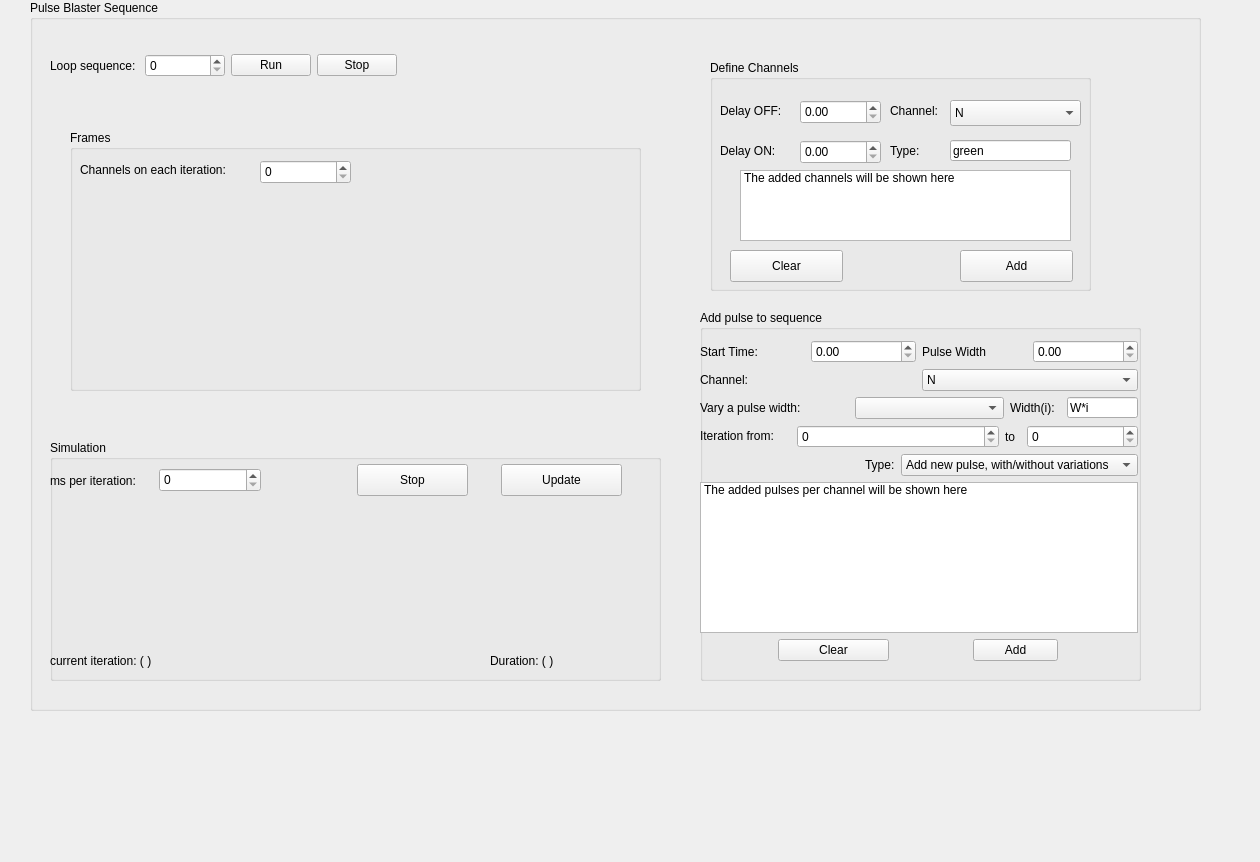
IvanKalergis/Codigo_Controlador_Pulsos, file Nuevo_intento/General_Pulses.ui: the form before one commit.
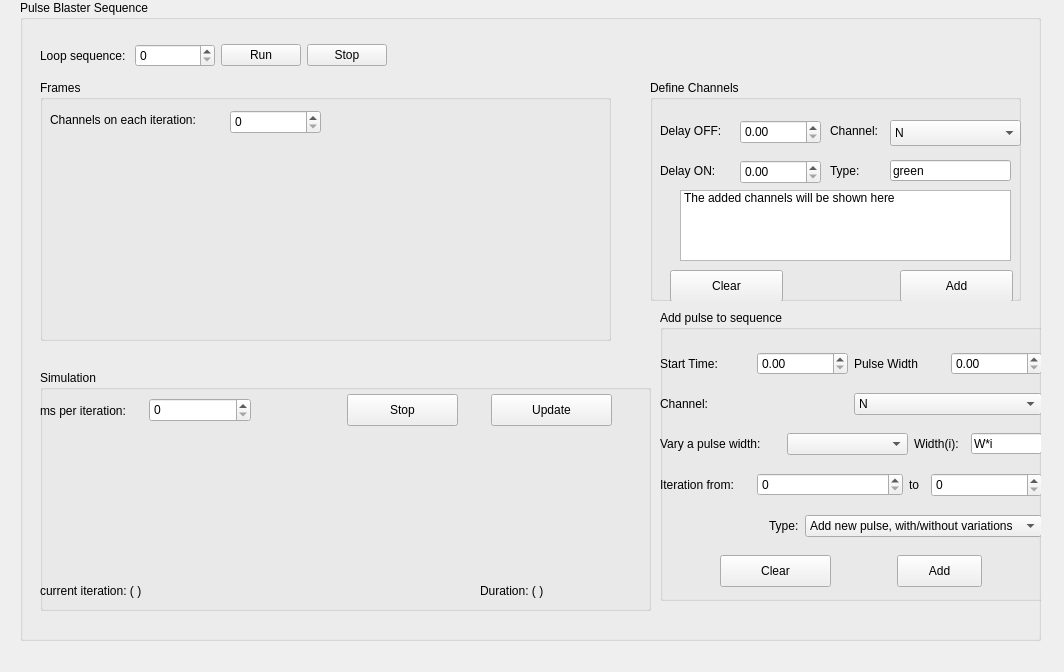
The form after the commit. Custom widgets are drawn as their Qt base class.

Commit message: Changes to the adding pulse procedure

```diff
--- a/Nuevo_intento/General_Pulses.ui
+++ b/Nuevo_intento/General_Pulses.ui
@@ -6,8 +6,8 @@
    <rect>
     <x>0</x>
     <y>0</y>
-    <width>1260</width>
-    <height>862</height>
+    <width>1064</width>
+    <height>672</height>
    </rect>
   </property>
   <property name="windowTitle">
@@ -16,10 +16,10 @@
   <widget class="QGroupBox" name="Sequence_Creation">
    <property name="geometry">
     <rect>
-     <x>30</x>
+     <x>20</x>
      <y>0</y>
-     <width>1171</width>
-     <height>711</height>
+     <width>1021</width>
+     <height>641</height>
     </rect>
    </property>
    <property name="title">
@@ -29,7 +29,7 @@
     <property name="geometry">
      <rect>
       <x>20</x>
-      <y>40</y>
+      <y>30</y>
       <width>347</width>
       <height>51</height>
      </rect>
@@ -65,7 +65,7 @@
     <property name="geometry">
      <rect>
       <x>20</x>
-      <y>440</y>
+      <y>370</y>
       <width>611</width>
       <height>241</height>
      </rect>
@@ -192,8 +192,8 @@
    <widget class="QGroupBox" name="groupBox_2">
     <property name="geometry">
      <rect>
-      <x>40</x>
-      <y>130</y>
+      <x>20</x>
+      <y>80</y>
       <width>571</width>
       <height>261</height>
      </rect>
@@ -238,10 +238,10 @@
    <widget class="QGroupBox" name="Define_Channels_2">
     <property name="geometry">
      <rect>
-      <x>680</x>
-      <y>60</y>
-      <width>381</width>
-      <height>231</height>
+      <x>630</x>
+      <y>80</y>
+      <width>371</width>
+      <height>221</height>
      </rect>
     </property>
     <property name="title">
@@ -497,10 +497,10 @@
    <widget class="QGroupBox" name="Define_Pulse">
     <property name="geometry">
      <rect>
-      <x>670</x>
+      <x>640</x>
       <y>310</y>
-      <width>441</width>
-      <height>371</height>
+      <width>391</width>
+      <height>291</height>
      </rect>
     </property>
     <property name="title">
@@ -511,8 +511,8 @@
       <rect>
        <x>0</x>
        <y>30</y>
-       <width>438</width>
-       <height>321</height>
+       <width>382</width>
+       <height>261</height>
       </rect>
      </property>
      <layout class="QVBoxLayout" name="verticalLayout">
@@ -790,15 +790,6 @@
         </item>
        </layout>
       </item>
-      <item>
-       <widget class="QListWidget" name="Iteration_list">
-        <item>
-         <property name="text">
-          <string>The added pulses per channel will be shown here</string>
-         </property>
-        </item>
-       </widget>
-      </item>
       <item>
        <layout class="QHBoxLayout" name="horizontalLayout_17">
         <item>
```
Left out of the diff: 3 changed lines with no effect on the pictures. The commit also changes 11 other files.
